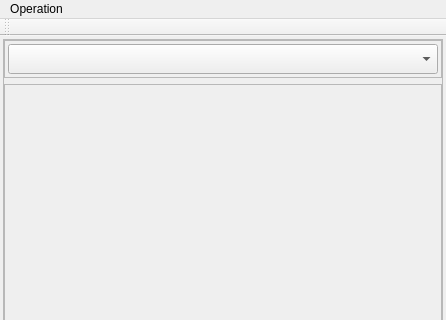
The window that src/LibHeaderFileAutoSyncUpdate/CustomQMainWindow.ui (Aeroscisss/QtDesktopApplicationCluster) describes before a commit, drawn with Qt 5; both pictures show x 0 to 446 and y 0 to 320 of the 446 by 656 pixel window.
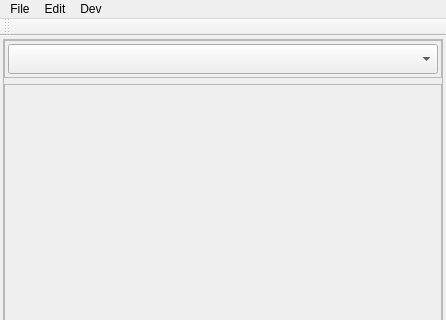
The same window after the commit.

Diff of the .ui file:
```diff
--- a/src/LibHeaderFileAutoSyncUpdate/CustomQMainWindow.ui
+++ b/src/LibHeaderFileAutoSyncUpdate/CustomQMainWindow.ui
@@ -227,17 +227,32 @@
      <x>0</x>
      <y>0</y>
      <width>446</width>
-     <height>22</height>
+     <height>23</height>
     </rect>
    </property>
-   <widget class="QMenu" name="menuOperation">
+   <widget class="QMenu" name="menu_edit">
     <property name="title">
-     <string>Operation</string>
+     <string>Edit</string>
     </property>
     <addaction name="action_createNewPattern"/>
     <addaction name="action_delCurrPattern"/>
    </widget>
-   <addaction name="menuOperation"/>
+   <widget class="QMenu" name="menuDev">
+    <property name="title">
+     <string>Dev</string>
+    </property>
+   </widget>
+   <widget class="QMenu" name="menu_file">
+    <property name="title">
+     <string>File</string>
+    </property>
+    <addaction name="action_openFile"/>
+    <addaction name="action_saveFile"/>
+    <addaction name="action_saveFileAs"/>
+   </widget>
+   <addaction name="menu_file"/>
+   <addaction name="menu_edit"/>
+   <addaction name="menuDev"/>
   </widget>
   <widget class="QToolBar" name="mainToolBar">
    <attribute name="toolBarArea">
```
Left out of the diff: 38 changed lines with no effect on the pictures.
